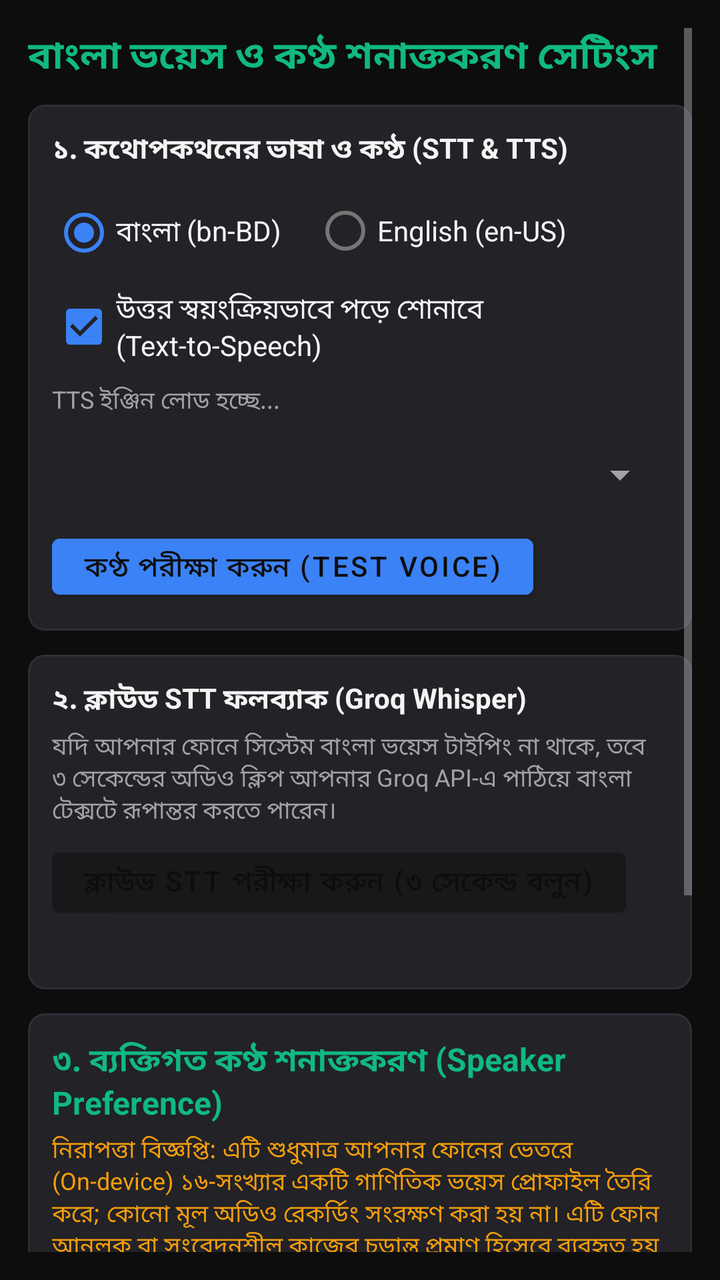
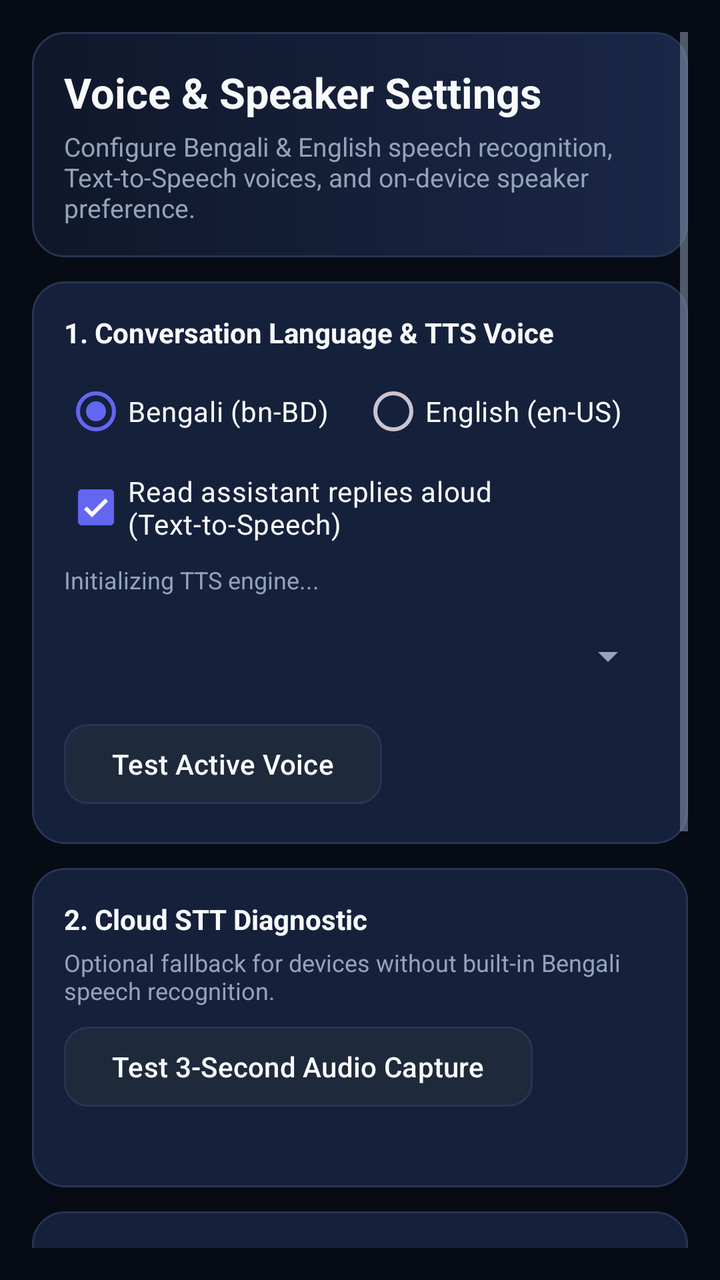

Before-and-after screenshots of an Android layout around one commit, followed by the original layout XML and the change that was made.
<!-- AndroidManifest.xml: application theme Theme.BengaliAgent -->
<!-- res/layout/activity_voice_settings.xml -->
<?xml version="1.0" encoding="utf-8"?>
<ScrollView xmlns:android="http://schemas.android.com/apk/res/android"
    android:layout_width="match_parent"
    android:layout_height="match_parent"
    android:background="@color/bg_black"
    android:padding="14dp">

    <LinearLayout
        android:layout_width="match_parent"
        android:layout_height="wrap_content"
        android:orientation="vertical">

        <TextView
            android:layout_width="match_parent"
            android:layout_height="wrap_content"
            android:text="বাংলা ভয়েস ও কণ্ঠ শনাক্তকরণ সেটিংস"
            android:textColor="@color/accent_green"
            android:textSize="19sp"
            android:textStyle="bold" />

        
        <LinearLayout
            android:layout_width="match_parent"
            android:layout_height="wrap_content"
            android:layout_marginTop="10dp"
            android:background="@drawable/bg_card"
            android:orientation="vertical"
            android:padding="12dp">

            <TextView
                android:layout_width="match_parent"
                android:layout_height="wrap_content"
                android:text="১. কথোপকথনের ভাষা ও কণ্ঠ (STT &amp; TTS)"
                android:textColor="@color/text_primary"
                android:textStyle="bold" />

            <RadioGroup
                android:id="@+id/rgLanguage"
                android:layout_width="match_parent"
                android:layout_height="wrap_content"
                android:layout_marginTop="6dp"
                android:orientation="horizontal">

                <RadioButton
                    android:id="@+id/rbBengali"
                    android:layout_width="wrap_content"
                    android:layout_height="wrap_content"
                    android:checked="true"
                    android:text="বাংলা (bn-BD)"
                    android:textColor="@color/text_primary" />

                <RadioButton
                    android:id="@+id/rbEnglish"
                    android:layout_width="wrap_content"
                    android:layout_height="wrap_content"
                    android:layout_marginStart="16dp"
                    android:text="English (en-US)"
                    android:textColor="@color/text_primary" />
            </RadioGroup>

            <CheckBox
                android:id="@+id/cbAutoSpeak"
                android:layout_width="match_parent"
                android:layout_height="wrap_content"
                android:checked="true"
                android:text="উত্তর স্বয়ংক্রিয়ভাবে পড়ে শোনাবে (Text-to-Speech)"
                android:textColor="@color/text_primary" />

            <TextView
                android:id="@+id/tvTtsEngineStatus"
                android:layout_width="match_parent"
                android:layout_height="wrap_content"
                android:layout_marginTop="4dp"
                android:text="TTS ইঞ্জিন লোড হচ্ছে..."
                android:textColor="@color/text_secondary"
                android:textSize="12sp" />

            <Spinner
                android:id="@+id/spinnerVoices"
                android:layout_width="match_parent"
                android:layout_height="44dp"
                android:layout_marginTop="6dp" />

            <Button
                android:id="@+id/btnTestTts"
                android:layout_width="wrap_content"
                android:layout_height="40dp"
                android:layout_marginTop="4dp"
                android:backgroundTint="@color/accent_blue"
                android:text="কণ্ঠ পরীক্ষা করুন (Test Voice)" />
        </LinearLayout>

        
        <LinearLayout
            android:layout_width="match_parent"
            android:layout_height="wrap_content"
            android:layout_marginTop="12dp"
            android:background="@drawable/bg_card"
            android:orientation="vertical"
            android:padding="12dp">

            <TextView
                android:layout_width="match_parent"
                android:layout_height="wrap_content"
                android:text="২. ক্লাউড STT ফলব্যাক (Groq Whisper)"
                android:textColor="@color/text_primary"
                android:textStyle="bold" />

            <TextView
                android:layout_width="match_parent"
                android:layout_height="wrap_content"
                android:layout_marginTop="4dp"
                android:text="যদি আপনার ফোনে সিস্টেম বাংলা ভয়েস টাইপিং না থাকে, তবে ৩ সেকেন্ডের অডিও ক্লিপ আপনার Groq API-এ পাঠিয়ে বাংলা টেক্সটে রূপান্তর করতে পারেন।"
                android:textColor="@color/text_secondary"
                android:textSize="12sp" />

            <Button
                android:id="@+id/btnTestCloudStt"
                android:layout_width="wrap_content"
                android:layout_height="42dp"
                android:layout_marginTop="6dp"
                android:backgroundTint="@color/bg_surface"
                android:text="ক্লাউড STT পরীক্ষা করুন (৩ সেকেন্ড বলুন)" />

            <TextView
                android:id="@+id/tvCloudSttResult"
                android:layout_width="match_parent"
                android:layout_height="wrap_content"
                android:layout_marginTop="4dp"
                android:textColor="@color/accent_green"
                android:textSize="12sp" />
        </LinearLayout>

        
        <LinearLayout
            android:layout_width="match_parent"
            android:layout_height="wrap_content"
            android:layout_marginTop="12dp"
            android:background="@drawable/bg_card"
            android:orientation="vertical"
            android:padding="12dp">

            <TextView
                android:layout_width="match_parent"
                android:layout_height="wrap_content"
                android:text="৩. ব্যক্তিগত কণ্ঠ শনাক্তকরণ (Speaker Preference)"
                android:textColor="@color/accent_green"
                android:textSize="16sp"
                android:textStyle="bold" />

            <TextView
                android:layout_width="match_parent"
                android:layout_height="wrap_content"
                android:layout_marginTop="4dp"
                android:text="নিরাপত্তা বিজ্ঞপ্তি: এটি শুধুমাত্র আপনার ফোনের ভেতরে (On-device) ১৬-সংখ্যার একটি গাণিতিক ভয়েস প্রোফাইল তৈরি করে; কোনো মূল অডিও রেকর্ডিং সংরক্ষণ করা হয় না। এটি ফোন আনলক বা সংবেদনশীল কাজের চূড়ান্ত প্রমাণ হিসেবে ব্যবহৃত হয় না।"
                android:textColor="@color/accent_amber"
                android:textSize="12sp" />

            <CheckBox
                android:id="@+id/cbEnableSpeakerMatch"
                android:layout_width="match_parent"
                android:layout_height="wrap_content"
                android:layout_marginTop="6dp"
                android:text="সক্রিয় সেশনে ভিন্ন কণ্ঠ সন্দেহ হলে সতর্ক করুন"
                android:textColor="@color/text_primary" />

            <TextView
                android:id="@+id/tvSpeakerEnrollStatus"
                android:layout_width="match_parent"
                android:layout_height="wrap_content"
                android:layout_marginTop="4dp"
                android:text="কণ্ঠের অবস্থা: নিবন্ধিত নয়"
                android:textColor="@color/text_secondary"
                android:textSize="13sp" />

            <LinearLayout
                android:layout_width="match_parent"
                android:layout_height="wrap_content"
                android:layout_marginTop="8dp"
                android:orientation="horizontal">

                <Button
                    android:id="@+id/btnEnrollVoice"
                    android:layout_width="0dp"
                    android:layout_height="44dp"
                    android:layout_marginEnd="6dp"
                    android:layout_weight="1"
                    android:backgroundTint="@color/accent_green"
                    android:text="Enroll My Voice"
                    android:textColor="@color/bg_black"
                    android:textSize="12sp"
                    android:textStyle="bold" />

                <Button
                    android:id="@+id/btnTestVoiceMatch"
                    android:layout_width="0dp"
                    android:layout_height="44dp"
                    android:layout_weight="1"
                    android:backgroundTint="@color/accent_blue"
                    android:text="Test Voice Match"
                    android:textSize="12sp" />
            </LinearLayout>

            <Button
                android:id="@+id/btnForgetVoice"
                style="@style/Widget.MaterialComponents.Button.TextButton"
                android:layout_width="wrap_content"
                android:layout_height="wrap_content"
                android:layout_marginTop="4dp"
                android:text="আমার কণ্ঠ মুছে ফেলুন (Forget My Voice)"
                android:textColor="@color/accent_red" />
        </LinearLayout>

        <Button
            android:id="@+id/btnCloseVoiceSettings"
            android:layout_width="match_parent"
            android:layout_height="48dp"
            android:layout_marginTop="14dp"
            android:backgroundTint="@color/bg_surface"
            android:text="ফিরে যান" />

    </LinearLayout>
</ScrollView>
<!-- resources referenced by this layout -->
<resources>
  <color name="accent_amber">#F59E0B</color>
  <color name="accent_blue">#3B82F6</color>
  <color name="accent_green">#10B981</color>
  <color name="accent_red">#EF4444</color>
  <color name="bg_black">#0D0D0D</color>
  <color name="bg_surface">#18181B</color>
  <color name="text_primary">#F4F4F5</color>
  <color name="text_secondary">#A1A1AA</color>
  <!-- drawable bg_card (drawable) -->
  <?xml version="1.0" encoding="utf-8"?>
  <shape xmlns:android="http://schemas.android.com/apk/res/android"
      android:shape="rectangle">
      <solid android:color="@color/bg_card" />
      <corners android:radius="8dp" />
      <stroke
          android:width="1dp"
          android:color="@color/divider" />
  </shape>
  <style name="Theme.BengaliAgent" parent="Theme.MaterialComponents.DayNight.NoActionBar">
          <item name="colorPrimary">@color/accent_green</item>
          <item name="colorPrimaryVariant">@color/bg_surface</item>
          <item name="colorOnPrimary">@color/bg_black</item>
          <item name="colorSecondary">@color/accent_blue</item>
          <item name="android:windowBackground">@color/bg_black</item>
          <item name="android:statusBarColor">@color/bg_black</item>
          <item name="android:navigationBarColor">@color/bg_black</item>
          <item name="android:textColorPrimary">@color/text_primary</item>
          <item name="android:textColorSecondary">@color/text_secondary</item>
      </style>
  <color name="bg_card">#222227</color>
  <color name="divider">#2E2E36</color>
</resources>

<!-- the commit's change to res/layout/activity_voice_settings.xml (unified diff, before → after) -->
@@ -3,34 +3,50 @@
     android:layout_width="match_parent"
     android:layout_height="match_parent"
     android:background="@color/bg_black"
-    android:padding="14dp">
+    android:padding="@dimen/screen_padding">
 
     <LinearLayout
         android:layout_width="match_parent"
         android:layout_height="wrap_content"
         android:orientation="vertical">
 
-        <TextView
-            android:layout_width="match_parent"
-            android:layout_height="wrap_content"
-            android:text="বাংলা ভয়েস ও কণ্ঠ শনাক্তকরণ সেটিংস"
-            android:textColor="@color/accent_green"
-            android:textSize="19sp"
-            android:textStyle="bold" />
+        <LinearLayout
+            android:layout_width="match_parent"
+            android:layout_height="wrap_content"
+            android:background="@drawable/bg_header_gradient"
+            android:orientation="vertical"
+            android:padding="@dimen/card_padding">
+
+            <TextView
+                android:layout_width="match_parent"
+                android:layout_height="wrap_content"
+                android:text="Voice &amp; Speaker Settings"
+                android:textColor="@color/text_primary"
+                android:textSize="21sp"
+                android:textStyle="bold" />
+
+            <TextView
+                android:layout_width="match_parent"
+                android:layout_height="wrap_content"
+                android:layout_marginTop="4dp"
+                android:text="Configure Bengali &amp; English speech recognition, Text-to-Speech voices, and on-device speaker preference."
+                android:textColor="@color/text_secondary"
+                android:textSize="13sp" />
+        </LinearLayout>
 
         
         <LinearLayout
             android:layout_width="match_parent"
             android:layout_height="wrap_content"
-            android:layout_marginTop="10dp"
+            android:layout_marginTop="12dp"
             android:background="@drawable/bg_card"
             android:orientation="vertical"
-            android:padding="12dp">
-
-            <TextView
-                android:layout_width="match_parent"
-                android:layout_height="wrap_content"
-                android:text="১. কথোপকথনের ভাষা ও কণ্ঠ (STT &amp; TTS)"
+            android:padding="@dimen/card_padding">
+
+            <TextView
+                android:layout_width="match_parent"
+                android:layout_height="wrap_content"
+                android:text="1. Conversation Language &amp; TTS Voice"
                 android:textColor="@color/text_primary"
                 android:textStyle="bold" />
 
@@ -44,15 +60,15 @@
                 <RadioButton
                     android:id="@+id/rbBengali"
                     android:layout_width="wrap_content"
-                    android:layout_height="wrap_content"
+                    android:layout_height="48dp"
                     android:checked="true"
-                    android:text="বাংলা (bn-BD)"
+                    android:text="Bengali (bn-BD)"
                     android:textColor="@color/text_primary" />
 
                 <RadioButton
                     android:id="@+id/rbEnglish"
                     android:layout_width="wrap_content"
-                    android:layout_height="wrap_content"
+                    android:layout_height="48dp"
                     android:layout_marginStart="16dp"
                     android:text="English (en-US)"
                     android:textColor="@color/text_primary" />
@@ -61,9 +77,9 @@
             <CheckBox
                 android:id="@+id/cbAutoSpeak"
                 android:layout_width="match_parent"
-                android:layout_height="wrap_content"
+                android:layout_height="48dp"
                 android:checked="true"
-                android:text="উত্তর স্বয়ংক্রিয়ভাবে পড়ে শোনাবে (Text-to-Speech)"
+                android:text="Read assistant replies aloud (Text-to-Speech)"
                 android:textColor="@color/text_primary" />
 
             <TextView
@@ -71,23 +87,23 @@
                 android:layout_width="match_parent"
                 android:layout_height="wrap_content"
                 android:layout_marginTop="4dp"
-                android:text="TTS ইঞ্জিন লোড হচ্ছে..."
+                android:text="Initializing TTS engine..."
                 android:textColor="@color/text_secondary"
                 android:textSize="12sp" />
 
             <Spinner
                 android:id="@+id/spinnerVoices"
                 android:layout_width="match_parent"
-                android:layout_height="44dp"
+                android:layout_height="48dp"
                 android:layout_marginTop="6dp" />
 
             <Button
                 android:id="@+id/btnTestTts"
+                style="@style/Widget.BengaliAgent.Button.Secondary"
                 android:layout_width="wrap_content"
-                android:layout_height="40dp"
-                android:layout_marginTop="4dp"
-                android:backgroundTint="@color/accent_blue"
-                android:text="কণ্ঠ পরীক্ষা করুন (Test Voice)" />
+                android:layout_height="48dp"
+                android:layout_marginTop="6dp"
+                android:text="Test Active Voice" />
         </LinearLayout>
 
         
@@ -97,37 +113,37 @@
             android:layout_marginTop="12dp"
             android:background="@drawable/bg_card"
             android:orientation="vertical"
-            android:padding="12dp">
-
-            <TextView
-                android:layout_width="match_parent"
-                android:layout_height="wrap_content"
-                android:text="২. ক্লাউড STT ফলব্যাক (Groq Whisper)"
-                android:textColor="@color/text_primary"
-                android:textStyle="bold" />
-
-            <TextView
-                android:layout_width="match_parent"
-                android:layout_height="wrap_content"
-                android:layout_marginTop="4dp"
-                android:text="যদি আপনার ফোনে সিস্টেম বাংলা ভয়েস টাইপিং না থাকে, তবে ৩ সেকেন্ডের অডিও ক্লিপ আপনার Groq API-এ পাঠিয়ে বাংলা টেক্সটে রূপান্তর করতে পারেন।"
+            android:padding="@dimen/card_padding">
+
+            <TextView
+                android:layout_width="match_parent"
+                android:layout_height="wrap_content"
+                android:text="2. Cloud STT Diagnostic"
+                android:textColor="@color/text_primary"
+                android:textStyle="bold" />
+
+            <TextView
+                android:layout_width="match_parent"
+                android:layout_height="wrap_content"
+                android:layout_marginTop="4dp"
+                android:text="Optional fallback for devices without built-in Bengali speech recognition."
                 android:textColor="@color/text_secondary"
                 android:textSize="12sp" />
 
             <Button
                 android:id="@+id/btnTestCloudStt"
+                style="@style/Widget.BengaliAgent.Button.Secondary"
                 android:layout_width="wrap_content"
-                android:layout_height="42dp"
-                android:layout_marginTop="6dp"
-                android:backgroundTint="@color/bg_surface"
-                android:text="ক্লাউড STT পরীক্ষা করুন (৩ সেকেন্ড বলুন)" />
+                android:layout_height="48dp"
+                android:layout_marginTop="6dp"
+                android:text="Test 3-Second Audio Capture" />
 
             <TextView
                 android:id="@+id/tvCloudSttResult"
                 android:layout_width="match_parent"
                 android:layout_height="wrap_content"
                 android:layout_marginTop="4dp"
-                android:textColor="@color/accent_green"
+                android:textColor="@color/accent_cyan"
                 android:textSize="12sp" />
         </LinearLayout>
 
@@ -138,13 +154,13 @@
             android:layout_marginTop="12dp"
             android:background="@drawable/bg_card"
             android:orientation="vertical"
-            android:padding="12dp">
-
-            <TextView
-                android:layout_width="match_parent"
-                android:layout_height="wrap_content"
-                android:text="৩. ব্যক্তিগত কণ্ঠ শনাক্তকরণ (Speaker Preference)"
-                android:textColor="@color/accent_green"
+            android:padding="@dimen/card_padding">
+
+            <TextView
+                android:layout_width="match_parent"
+                android:layout_height="wrap_content"
+                android:text="3. On-Device Speaker Preference"
+                android:textColor="@color/text_primary"
                 android:textSize="16sp"
                 android:textStyle="bold" />
 
@@ -152,16 +168,16 @@
                 android:layout_width="match_parent"
                 android:layout_height="wrap_content"
                 android:layout_marginTop="4dp"
-                android:text="নিরাপত্তা বিজ্ঞপ্তি: এটি শুধুমাত্র আপনার ফোনের ভেতরে (On-device) ১৬-সংখ্যার একটি গাণিতিক ভয়েস প্রোফাইল তৈরি করে; কোনো মূল অডিও রেকর্ডিং সংরক্ষণ করা হয় না। এটি ফোন আনলক বা সংবেদনশীল কাজের চূড়ান্ত প্রমাণ হিসেবে ব্যবহৃত হয় না।"
+                android:text="Security Note: Computes a compact 16-float acoustic embedding locally on-device and immediately zeroes out raw audio. Convenience signal only—never used for device unlock or authentication."
                 android:textColor="@color/accent_amber"
                 android:textSize="12sp" />
 
             <CheckBox
                 android:id="@+id/cbEnableSpeakerMatch"
                 android:layout_width="match_parent"
-                android:layout_height="wrap_content"
-                android:layout_marginTop="6dp"
-                android:text="সক্রিয় সেশনে ভিন্ন কণ্ঠ সন্দেহ হলে সতর্ক করুন"
+                android:layout_height="48dp"
+                android:layout_marginTop="6dp"
+                android:text="Warn if a different speaker is detected during sessions"
                 android:textColor="@color/text_primary" />
 
             <TextView
@@ -169,7 +185,7 @@
                 android:layout_width="match_parent"
                 android:layout_height="wrap_content"
                 android:layout_marginTop="4dp"
-                android:text="কণ্ঠের অবস্থা: নিবন্ধিত নয়"
+                android:text="Voice Status: Not Enrolled"
                 android:textColor="@color/text_secondary"
                 android:textSize="13sp" />
 
@@ -181,43 +197,40 @@
 
                 <Button
                     android:id="@+id/btnEnrollVoice"
+                    style="@style/Widget.BengaliAgent.Button.Primary"
                     android:layout_width="0dp"
-                    android:layout_height="44dp"
+                    android:layout_height="48dp"
                     android:layout_marginEnd="6dp"
                     android:layout_weight="1"
-                    android:backgroundTint="@color/accent_green"
                     android:text="Enroll My Voice"
-                    android:textColor="@color/bg_black"
-                    android:textSize="12sp"
-                    android:textStyle="bold" />
+                    android:textSize="12sp" />
 
                 <Button
                     android:id="@+id/btnTestVoiceMatch"
+                    style="@style/Widget.BengaliAgent.Button.Secondary"
                     android:layout_width="0dp"
-                    android:layout_height="44dp"
+                    android:layout_height="48dp"
                     android:layout_weight="1"
-                    android:backgroundTint="@color/accent_blue"
                     android:text="Test Voice Match"
                     android:textSize="12sp" />
             </LinearLayout>
 
             <Button
                 android:id="@+id/btnForgetVoice"
-                style="@style/Widget.MaterialComponents.Button.TextButton"
-                android:layout_width="wrap_content"
-                android:layout_height="wrap_content"
-                android:layout_marginTop="4dp"
-                android:text="আমার কণ্ঠ মুছে ফেলুন (Forget My Voice)"
-                android:textColor="@color/accent_red" />
+                style="@style/Widget.BengaliAgent.Button.Destructive"
+                android:layout_width="match_parent"
+                android:layout_height="48dp"
+                android:layout_marginTop="8dp"
+                android:text="Forget My Voice" />
         </LinearLayout>
 
         <Button
             android:id="@+id/btnCloseVoiceSettings"
-            android:layout_width="match_parent"
-            android:layout_height="48dp"
+            style="@style/Widget.BengaliAgent.Button.Secondary"
+            android:layout_width="match_parent"
+            android:layout_height="50dp"
             android:layout_marginTop="14dp"
-            android:backgroundTint="@color/bg_surface"
-            android:text="ফিরে যান" />
+            android:text="Back to Assistant" />
 
     </LinearLayout>
 </ScrollView>
<!-- resource entries referenced after the edit -->
@@ -1,35 +1,83 @@
 <!-- resources referenced by this layout -->
 <resources>
   <color name="accent_amber">#F59E0B</color>
-  <color name="accent_blue">#3B82F6</color>
-  <color name="accent_green">#10B981</color>
+  <color name="accent_cyan">#06B6D4</color>
   <color name="accent_red">#EF4444</color>
-  <color name="bg_black">#0D0D0D</color>
-  <color name="bg_surface">#18181B</color>
-  <color name="text_primary">#F4F4F5</color>
-  <color name="text_secondary">#A1A1AA</color>
+  <dimen name="button_radius">12dp</dimen>
+  <dimen name="touch_target_min">48dp</dimen>
+  <color name="accent_primary">#6366F1</color>
+  <color name="bg_card_elevated">#1E293B</color>
+  <color name="bg_black">#070B14</color>
+  <color name="bg_surface">#0F172A</color>
+  <color name="text_primary">#F8FAFC</color>
+  <color name="text_secondary">#94A3B8</color>
+  <dimen name="card_padding">16dp</dimen>
+  <dimen name="screen_padding">16dp</dimen>
   <!-- drawable bg_card (drawable) -->
   <?xml version="1.0" encoding="utf-8"?>
   <shape xmlns:android="http://schemas.android.com/apk/res/android"
       android:shape="rectangle">
       <solid android:color="@color/bg_card" />
-      <corners android:radius="8dp" />
+      <corners android:radius="@dimen/card_radius" />
       <stroke
           android:width="1dp"
           android:color="@color/divider" />
   </shape>
-  <style name="Theme.BengaliAgent" parent="Theme.MaterialComponents.DayNight.NoActionBar">
-          <item name="colorPrimary">@color/accent_green</item>
-          <item name="colorPrimaryVariant">@color/bg_surface</item>
-          <item name="colorOnPrimary">@color/bg_black</item>
-          <item name="colorSecondary">@color/accent_blue</item>
+  <!-- drawable bg_header_gradient (drawable) -->
+  <?xml version="1.0" encoding="utf-8"?>
+  <shape xmlns:android="http://schemas.android.com/apk/res/android"
+      android:shape="rectangle">
+      <gradient
+          android:angle="0"
+          android:endColor="#1A2747"
+          android:startColor="#0F172A"
+          android:type="linear" />
+      <corners android:radius="@dimen/card_radius" />
+      <stroke
+          android:width="1dp"
+          android:color="@color/divider" />
+  </shape>
+  <style name="Widget.BengaliAgent.Button.Destructive" parent="Widget.Material3.Button">
+          <item name="backgroundTint">@color/accent_red</item>
+          <item name="android:textColor">@color/text_primary</item>
+          <item name="cornerRadius">@dimen/button_radius</item>
+          <item name="android:minHeight">@dimen/touch_target_min</item>
+          <item name="android:textAllCaps">false</item>
+          <item name="android:textStyle">bold</item>
+      </style>
+  <style name="Widget.BengaliAgent.Button.Primary" parent="Widget.Material3.Button">
+          <item name="backgroundTint">@color/accent_primary</item>
+          <item name="android:textColor">@color/text_primary</item>
+          <item name="cornerRadius">@dimen/button_radius</item>
+          <item name="android:minHeight">@dimen/touch_target_min</item>
+          <item name="android:textAllCaps">false</item>
+          <item name="android:textStyle">bold</item>
+      </style>
+  <style name="Widget.BengaliAgent.Button.Secondary" parent="Widget.Material3.Button.TonalButton">
+          <item name="backgroundTint">@color/bg_card_elevated</item>
+          <item name="android:textColor">@color/text_primary</item>
+          <item name="cornerRadius">@dimen/button_radius</item>
+          <item name="strokeColor">@color/divider</item>
+          <item name="strokeWidth">1dp</item>
+          <item name="android:minHeight">@dimen/touch_target_min</item>
+          <item name="android:textAllCaps">false</item>
+      </style>
+  <style name="Theme.BengaliAgent" parent="Theme.Material3.Dark.NoActionBar">
+          <item name="colorPrimary">@color/accent_primary</item>
+          <item name="colorOnPrimary">@color/text_primary</item>
+          <item name="colorSecondary">@color/accent_cyan</item>
+          <item name="colorOnSecondary">@color/bg_black</item>
+          <item name="colorSurface">@color/bg_surface</item>
+          <item name="colorOnSurface">@color/text_primary</item>
+          <item name="colorError">@color/accent_red</item>
           <item name="android:windowBackground">@color/bg_black</item>
           <item name="android:statusBarColor">@color/bg_black</item>
           <item name="android:navigationBarColor">@color/bg_black</item>
           <item name="android:textColorPrimary">@color/text_primary</item>
           <item name="android:textColorSecondary">@color/text_secondary</item>
       </style>
-  <color name="bg_card">#222227</color>
-  <color name="divider">#2E2E36</color>
+  <color name="bg_card">#15203B</color>
+  <dimen name="card_radius">16dp</dimen>
+  <color name="divider">#263554</color>
 </resources>
 
